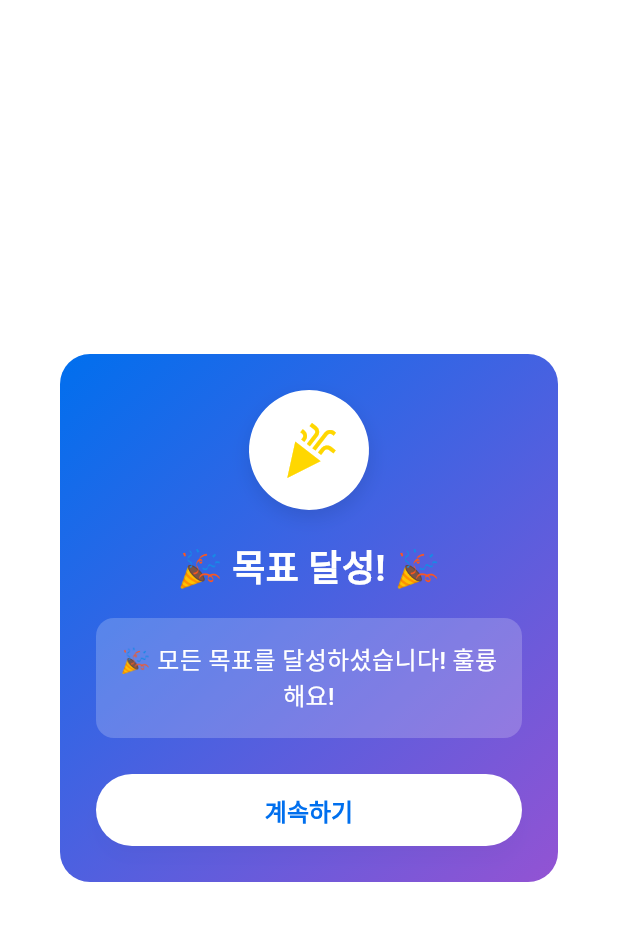
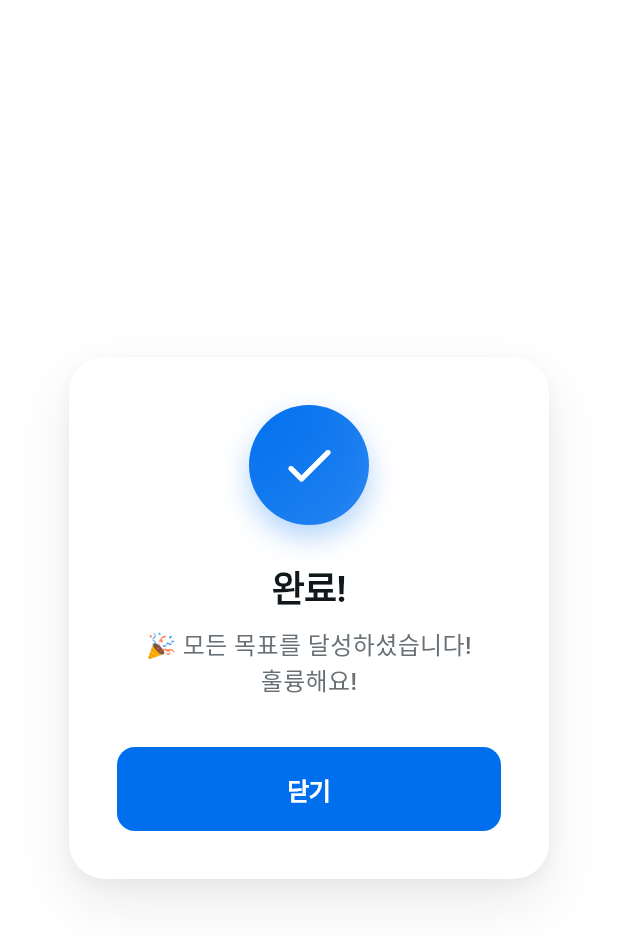
Before and after one commit to toughbox/superday, a Flutter app: the CelebrationDialog widget shown alone on an empty page, opened directly, on a phone screen of 412 x 824 dp. Shown: the top 936 px of the screen. Run offline on Flutter 3.47's test engine with Material 3 defaults, Android fonts, the light colour scheme and no system bars; our stand-ins replace file_picker, shared_preferences, sqflite, table_calendar; missing offline and left inert: dart:html; accounts and stored records are empty; Roboto replaces fonts that are missing (Pretendard).

Commit message:
메시지 일부 변경

```diff
--- a/lib/screens/home_screen.dart
+++ b/lib/screens/home_screen.dart
@@ -489,7 +489,7 @@ class _HomeScreenState extends State<HomeScreen> with TickerProviderStateMixin {
           context: context,
           builder:
               (context) =>
-                  CelebrationDialog(message: "🎉 모든 목표를 달성하셨습니다! 훌륭해요!"),
+                  CelebrationDialog(message: "🎉 모든 목표를 달성하셨습니다!\n훌륭해요!"),
         );
       }
     }
--- a/lib/widgets/celebration_dialog.dart
+++ b/lib/widgets/celebration_dialog.dart
@@ -4,10 +4,7 @@ import '../constants/colors.dart';
 class CelebrationDialog extends StatefulWidget {
   final String message;
 
-  const CelebrationDialog({
-    super.key,
-    required this.message,
-  });
+  const CelebrationDialog({super.key, required this.message});
 
   @override
   State<CelebrationDialog> createState() => _CelebrationDialogState();
@@ -16,9 +13,9 @@ class CelebrationDialog extends StatefulWidget {
 class _CelebrationDialogState extends State<CelebrationDialog>
     with TickerProviderStateMixin {
   late AnimationController _scaleController;
-  late AnimationController _rotationController;
+  late AnimationController _fadeController;
   late Animation<double> _scaleAnimation;
-  late Animation<double> _rotationAnimation;
+  late Animation<double> _fadeAnimation;
 
   @override
   void initState() {
@@ -26,164 +23,160 @@ class _CelebrationDialogState extends State<CelebrationDialog>
 
     // 스케일 애니메이션 컨트롤러
     _scaleController = AnimationController(
-      duration: const Duration(milliseconds: 600),
+      duration: const Duration(milliseconds: 400),
       vsync: this,
     );
 
-    // 회전 애니메이션 컨트롤러
-    _rotationController = AnimationController(
-      duration: const Duration(milliseconds: 1000),
+    // 페이드 애니메이션 컨트롤러
+    _fadeController = AnimationController(
+      duration: const Duration(milliseconds: 300),
       vsync: this,
     );
 
     // 스케일 애니메이션
-    _scaleAnimation = Tween<double>(
+    _scaleAnimation = Tween<double>(begin: 0.8, end: 1.0).animate(
+      CurvedAnimation(parent: _scaleController, curve: Curves.easeOutBack),
+    );
+
+    // 페이드 애니메이션
+    _fadeAnimation = Tween<double>(
       begin: 0.0,
       end: 1.0,
-    ).animate(CurvedAnimation(
-      parent: _scaleController,
-      curve: Curves.elasticOut,
-    ));
-
-    // 회전 애니메이션
-    _rotationAnimation = Tween<double>(
-      begin: 0.0,
-      end: 1.0,
-    ).animate(CurvedAnimation(
-      parent: _rotationController,
-      curve: Curves.easeInOut,
-    ));
+    ).animate(CurvedAnimation(parent: _fadeController, curve: Curves.easeOut));
 
     // 애니메이션 시작
+    _fadeController.forward();
     _scaleController.forward();
-    _rotationController.repeat();
   }
 
   @override
   void dispose() {
     _scaleController.dispose();
-    _rotationController.dispose();
+    _fadeController.dispose();
     super.dispose();
   }
 
   @override
   Widget build(BuildContext context) {
     return Dialog(
-      shape: RoundedRectangleBorder(
-        borderRadius: BorderRadius.circular(20),
-      ),
-      elevation: 10,
+      backgroundColor: Colors.transparent,
+      elevation: 0,
       child: AnimatedBuilder(
-        animation: _scaleAnimation,
+        animation: Listenable.merge([_scaleAnimation, _fadeAnimation]),
         builder: (context, child) {
-          return Transform.scale(
+          return FadeTransition(
+            opacity: _fadeAnimation,
+            child: Transform.scale(
               scale: _scaleAnimation.value,
               child: Container(
-              padding: const EdgeInsets.all(24),
+                constraints: const BoxConstraints(maxWidth: 320),
+                padding: const EdgeInsets.all(32),
                 decoration: BoxDecoration(
-                borderRadius: BorderRadius.circular(20),
+                  borderRadius: BorderRadius.circular(24),
+                  color: Colors.white,
+                  boxShadow: [
+                    BoxShadow(
+                      color: Colors.black.withOpacity(0.08),
+                      blurRadius: 32,
+                      offset: const Offset(0, 16),
+                    ),
+                    BoxShadow(
+                      color: Colors.black.withOpacity(0.04),
+                      blurRadius: 8,
+                      offset: const Offset(0, 4),
+                    ),
+                  ],
+                ),
+                child: Column(
+                  mainAxisSize: MainAxisSize.min,
+                  children: [
+                    // 성공 체크 아이콘
+                    Container(
+                      width: 80,
+                      height: 80,
+                      decoration: BoxDecoration(
+                        shape: BoxShape.circle,
                         gradient: LinearGradient(
                           colors: [
                             AppColors.primary,
-                    AppColors.secondary,
+                            AppColors.primary.withOpacity(0.8),
                           ],
                           begin: Alignment.topLeft,
                           end: Alignment.bottomRight,
                         ),
-              ),
-              child: Column(
-                mainAxisSize: MainAxisSize.min,
-                children: [
-                  // 축하 아이콘
-                  AnimatedBuilder(
-                    animation: _rotationAnimation,
-                    builder: (context, child) {
-                      return Transform.rotate(
-                        angle: _rotationAnimation.value * 2 * 3.14159,
-                        child: Container(
-                          width: 80,
-                          height: 80,
-                          decoration: BoxDecoration(
-                            shape: BoxShape.circle,
-                            color: Colors.white,
                         boxShadow: [
                           BoxShadow(
-                                color: Colors.black.withOpacity(0.1),
-                                blurRadius: 10,
-                                offset: const Offset(0, 5),
+                            color: AppColors.primary.withOpacity(0.3),
+                            blurRadius: 16,
+                            offset: const Offset(0, 8),
                           ),
                         ],
                       ),
                       child: const Icon(
-                            Icons.celebration,
+                        Icons.check_rounded,
                         size: 40,
-                            color: Color(0xFFFFD700), // 골드 색상
-                          ),
-                        ),
-                      );
-                    },
-                  ),
-
-                  const SizedBox(height: 20),
-
-                  // 축하 제목
-                  const Text(
-                    '🎉 목표 달성! 🎉',
-                    style: TextStyle(
-                      fontSize: 24,
-                      fontWeight: FontWeight.bold,
                         color: Colors.white,
-                    ),
-                    textAlign: TextAlign.center,
-                  ),
-
-                  const SizedBox(height: 16),
-
-                  // 축하 메시지
-                  Container(
-                    padding: const EdgeInsets.all(16),
-                    decoration: BoxDecoration(
-                      color: Colors.white.withOpacity(0.2),
-                      borderRadius: BorderRadius.circular(12),
-                    ),
-                    child: Text(
-                      widget.message,
-                      style: const TextStyle(
-                        fontSize: 16,
-                        color: Colors.white,
-                        fontWeight: FontWeight.w500,
-                        height: 1.4,
-                      ),
-                      textAlign: TextAlign.center,
                       ),
                     ),
 
                     const SizedBox(height: 24),
 
-                  // 확인 버튼
+                    // 완료 메시지
+                    Text(
+                      '완료!',
+                      style: TextStyle(
+                        fontSize: 24,
+                        fontWeight: FontWeight.w700,
+                        color: AppColors.textPrimary,
+                        letterSpacing: -0.5,
+                      ),
+                    ),
+
+                    const SizedBox(height: 8),
+
+                    // 목표 제목
+                    Text(
+                      widget.message,
+                      style: TextStyle(
+                        fontSize: 16,
+                        color: AppColors.textSecondary,
+                        fontWeight: FontWeight.w500,
+                        height: 1.4,
+                      ),
+                      textAlign: TextAlign.center,
+                      maxLines: 2,
+                      overflow: TextOverflow.ellipsis,
+                    ),
+
+                    const SizedBox(height: 32),
+
+                    // 계속하기 버튼
                     SizedBox(
                       width: double.infinity,
                       child: ElevatedButton(
                         onPressed: () => Navigator.pop(context),
                         style: ElevatedButton.styleFrom(
-                        backgroundColor: Colors.white,
-                        foregroundColor: AppColors.primary,
-                        padding: const EdgeInsets.symmetric(vertical: 12),
+                          backgroundColor: AppColors.primary,
+                          foregroundColor: Colors.white,
+                          padding: const EdgeInsets.symmetric(vertical: 16),
                           shape: RoundedRectangleBorder(
-                          borderRadius: BorderRadius.circular(25),
+                            borderRadius: BorderRadius.circular(12),
                           ),
-                        elevation: 5,
+                          elevation: 0,
+                          shadowColor: Colors.transparent,
                         ),
                         child: const Text(
-                        '계속하기',
+                          '닫기',
                           style: TextStyle(
                             fontSize: 16,
-                          fontWeight: FontWeight.bold,
+                            fontWeight: FontWeight.w600,
+                            letterSpacing: -0.3,
                           ),
                         ),
                       ),
                     ),
                   ],
+                ),
               ),
             ),
           );
```
Lines whose indentation alone changed are shown as unchanged.
